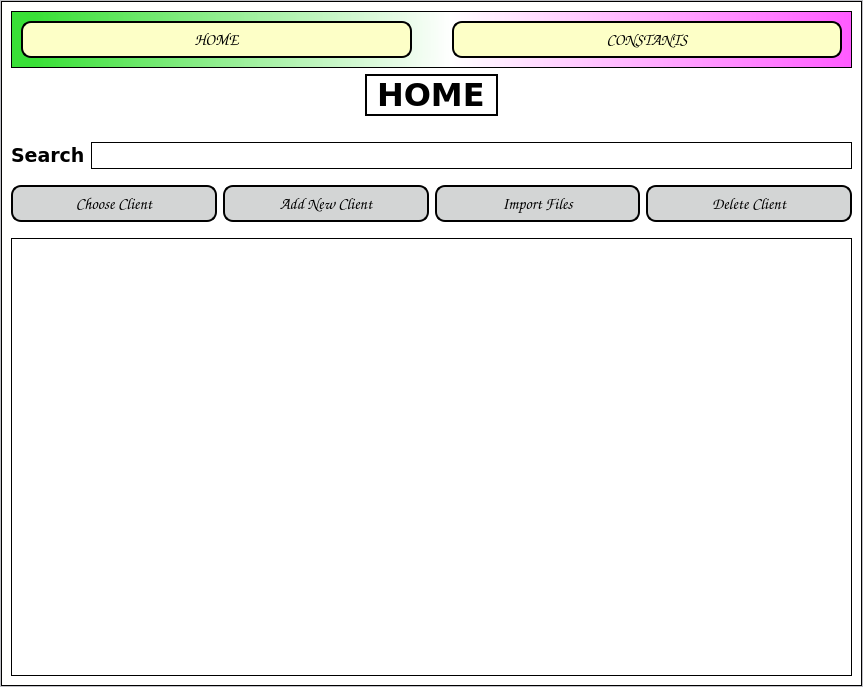
This is app/gui/resources/main_window.ui in JasonLaux/DC-Boxjelly as Qt 5 draws it before an edit. The edited form follows.
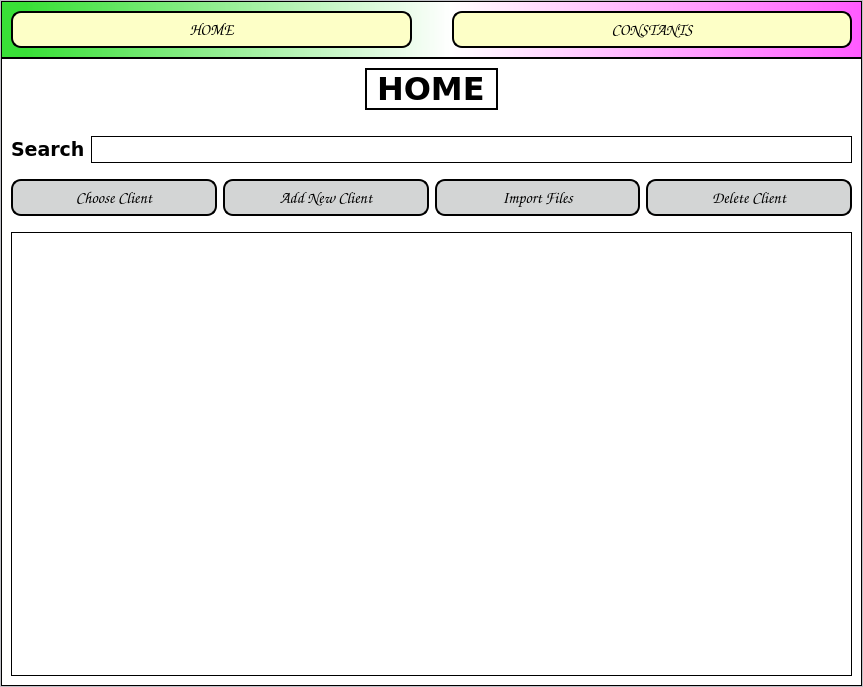
This is the edited form. The open tabs and pages were chosen to show the change.

Commit message: Restore top menu bar

Patch:
```diff
--- a/app/gui/resources/main_window.ui
+++ b/app/gui/resources/main_window.ui
@@ -76,56 +76,6 @@
         <number>0</number>
        </property>
        <item>
-        <widget class="QFrame" name="main_body">
-         <property name="styleSheet">
-          <string notr="true">background-color: qlineargradient(spread:pad, x1:0, y1:1, x2:1, y2:0, stop:0 rgba(255, 255, 255, 255));</string>
-         </property>
-         <property name="frameShape">
-          <enum>QFrame::StyledPanel</enum>
-         </property>
-         <property name="frameShadow">
-          <enum>QFrame::Raised</enum>
-         </property>
-         <layout class="QVBoxLayout" name="verticalLayout_4">
-          <property name="spacing">
-           <number>0</number>
-          </property>
-          <property name="leftMargin">
-           <number>0</number>
-          </property>
-          <property name="topMargin">
-           <number>0</number>
-          </property>
-          <property name="rightMargin">
-           <number>0</number>
-          </property>
-          <property name="bottomMargin">
-           <number>0</number>
-          </property>
-          <item>
-           <widget class="QStackedWidget" name="stackedWidget">
-            <property name="font">
-             <font>
-              <pointsize>30</pointsize>
-             </font>
-            </property>
-            <property name="styleSheet">
-             <string notr="true"/>
-            </property>
-            <property name="currentIndex">
-             <number>0</number>
-            </property>
-            <widget class="QWidget" name="homePage">
-             <property name="font">
-              <font>
-               <family>Verdana</family>
-               <pointsize>18</pointsize>
-               <weight>75</weight>
-               <bold>true</bold>
-              </font>
-             </property>
-             <layout class="QVBoxLayout" name="verticalLayout_5">
-              <item>
                <widget class="QFrame" name="top_menu">
                 <property name="maximumSize">
                  <size>
@@ -530,6 +480,56 @@
                 </layout>
                </widget>
               </item>
+       <item>
+        <widget class="QFrame" name="main_body">
+         <property name="styleSheet">
+          <string notr="true">background-color: qlineargradient(spread:pad, x1:0, y1:1, x2:1, y2:0, stop:0 rgba(255, 255, 255, 255));</string>
+         </property>
+         <property name="frameShape">
+          <enum>QFrame::StyledPanel</enum>
+         </property>
+         <property name="frameShadow">
+          <enum>QFrame::Raised</enum>
+         </property>
+         <layout class="QVBoxLayout" name="verticalLayout_4">
+          <property name="spacing">
+           <number>0</number>
+          </property>
+          <property name="leftMargin">
+           <number>0</number>
+          </property>
+          <property name="topMargin">
+           <number>0</number>
+          </property>
+          <property name="rightMargin">
+           <number>0</number>
+          </property>
+          <property name="bottomMargin">
+           <number>0</number>
+          </property>
+          <item>
+           <widget class="QStackedWidget" name="stackedWidget">
+            <property name="font">
+             <font>
+              <pointsize>30</pointsize>
+             </font>
+            </property>
+            <property name="styleSheet">
+             <string notr="true"/>
+            </property>
+            <property name="currentIndex">
+             <number>2</number>
+            </property>
+            <widget class="QWidget" name="homePage">
+             <property name="font">
+              <font>
+               <family>Verdana</family>
+               <pointsize>18</pointsize>
+               <weight>75</weight>
+               <bold>true</bold>
+              </font>
+             </property>
+             <layout class="QVBoxLayout" name="verticalLayout_5">
               <item alignment="Qt::AlignHCenter">
                <widget class="QLabel" name="label_4">
                 <property name="maximumSize">
```
Left out of the diff: 2 changed lines with no effect on the pictures. Lines whose indentation alone changed are shown as unchanged.
